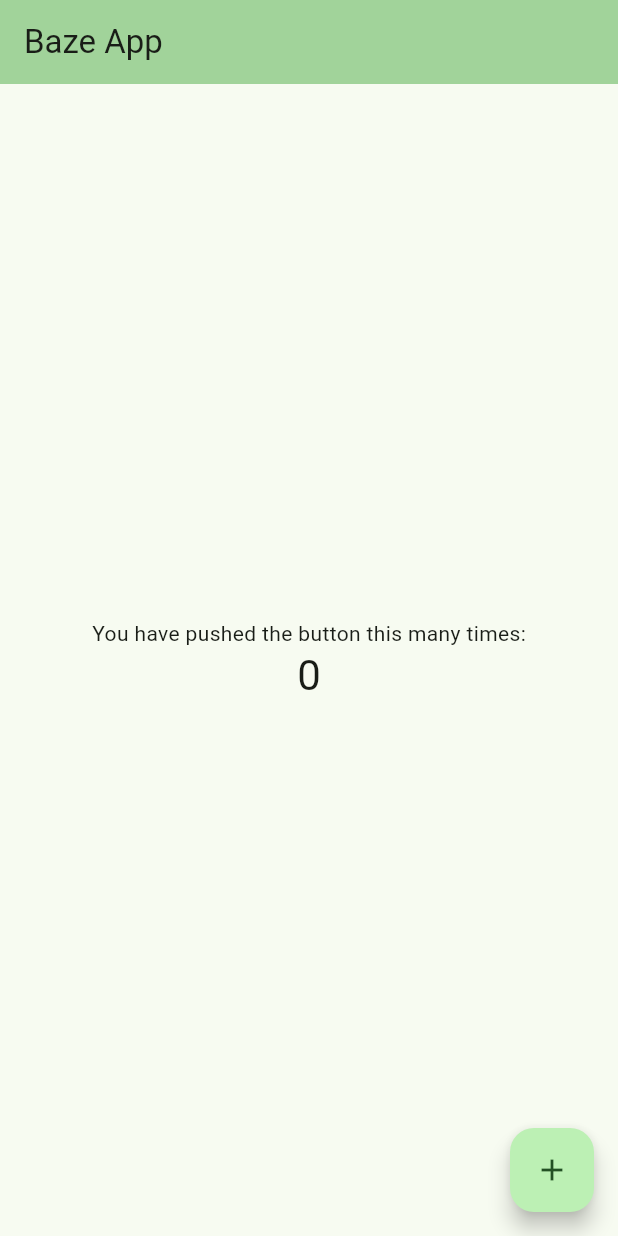
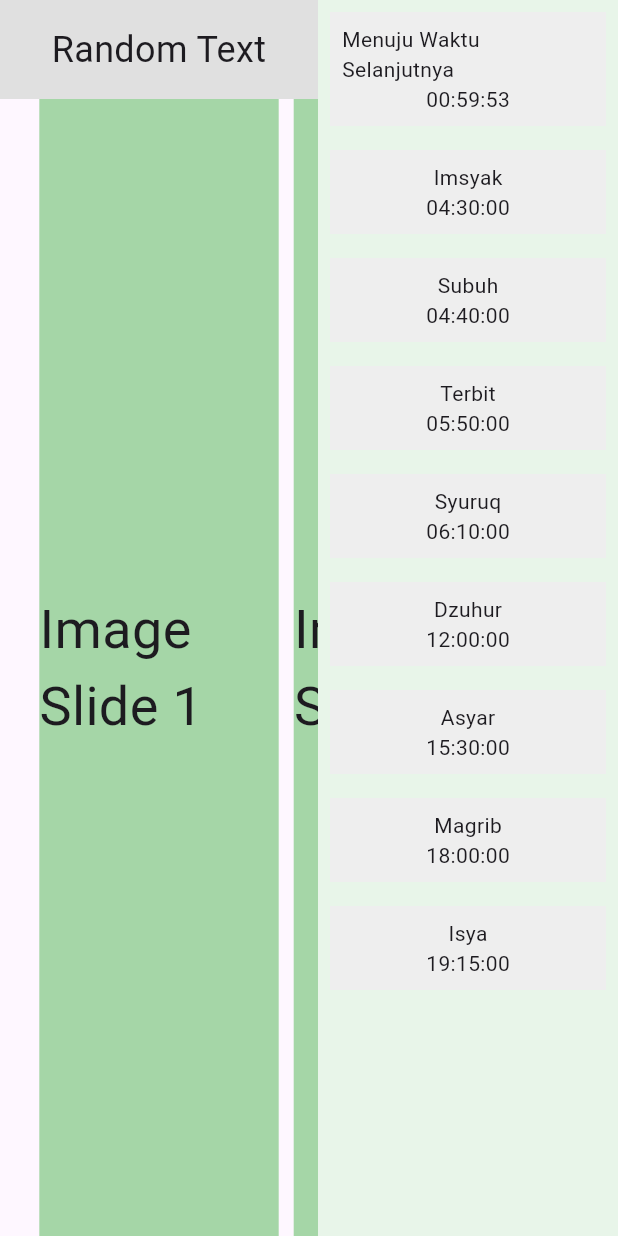
Before and after one commit to fwhyn/Baze_Flutter, a Flutter app: the screen it shows after launch, on a phone screen of 412 x 824 dp. Run offline on Flutter 3.47's test engine with Material 3 defaults, Android fonts, the phone set to English and light mode, and no system bars.

Commit message:
Prayer Scheduler
added the application

```diff
--- /dev/null
+++ b/lib/MyApp.dart
@@ -0,0 +1,12 @@
+import 'package:flutter/material.dart';
+
+import 'feature/home/ui/MyHomePage.dart';
+
+class MyApp extends StatelessWidget {
+  const MyApp({super.key});
+
+  @override
+  Widget build(BuildContext context) {
+    return MaterialApp(title: 'Prayer Schedule App', theme: ThemeData(primarySwatch: Colors.green), home: MyHomePage());
+  }
+}
--- a/lib/feature/home/ui/MyHomePage.dart
+++ b/lib/feature/home/ui/MyHomePage.dart
@@ -0,0 +1,143 @@
+import 'dart:async';
+
+import 'package:flutter/material.dart';
+
+class MyHomePage extends StatefulWidget {
+  @override
+  _MyHomePageState createState() => _MyHomePageState();
+}
+
+class _MyHomePageState extends State<MyHomePage> {
+  late Timer _timer;
+  Duration _countdown = Duration(hours: 1);
+
+  final List<String> imageList = [
+    'https://via.placeholder.com/800x400.png?text=Slide+1',
+    'https://via.placeholder.com/800x400.png?text=Slide+2',
+    'https://via.placeholder.com/800x400.png?text=Slide+3',
+  ];
+
+  final Map<String, String> prayerTimes = {
+    'Imsyak': '04:30',
+    'Subuh': '04:40',
+    'Terbit': '05:50',
+    'Syuruq': '06:10',
+    'Dzuhur': '12:00',
+    'Asyar': '15:30',
+    'Magrib': '18:00',
+    'Isya': '19:15',
+  };
+
+  @override
+  void initState() {
+    super.initState();
+    _startCountdown();
+  }
+
+  void _startCountdown() {
+    _timer = Timer.periodic(Duration(seconds: 1), (timer) {
+      setState(() {
+        if (_countdown.inSeconds > 0) {
+          _countdown -= Duration(seconds: 1);
+        } else {
+          _countdown = Duration(hours: 1); // Reset for demo
+        }
+      });
+    });
+  }
+
+  String _formatDuration(Duration duration) {
+    String twoDigits(int n) => n.toString().padLeft(2, '0');
+    return "${twoDigits(duration.inHours)}:"
+        "${twoDigits(duration.inMinutes.remainder(60))}:"
+        "${twoDigits(duration.inSeconds.remainder(60))}";
+  }
+
+  @override
+  void dispose() {
+    _timer.cancel();
+    super.dispose();
+  }
+
+  @override
+  Widget build(BuildContext context) {
+    return Scaffold(
+      body: Row(
+        children: [
+          Expanded(
+            flex: 3,
+            child: Column(
+              children: [
+                Container(
+                  color: Colors.grey[300],
+                  width: double.infinity,
+                  padding: EdgeInsets.all(16),
+                  child: Text(
+                    'Random Text',
+                    style: TextStyle(fontSize: 24),
+                    textAlign: TextAlign.center,
+                  ),
+                ),
+                Expanded(
+                  child: PageView.builder(
+                    controller: PageController(viewportFraction: 0.8),
+                    itemCount: imageList.length,
+                    itemBuilder: (context, index) {
+                      return Container(
+                        width: double.infinity,
+                        margin: EdgeInsets.symmetric(horizontal: 5),
+                        color: Colors.green[200],
+                        child: Center(
+                          child: Text(
+                            'Image Slide ${index + 1}',
+                            style: TextStyle(fontSize: 36),
+                          ),
+                        ),
+                      );
+                    },
+                  ),
+                ),
+              ],
+            ),
+          ),
+          Container(
+            width: 200,
+            color: Colors.green[50],
+            child: Column(
+              children: [
+                Container(
+                  margin: EdgeInsets.all(8),
+                  padding: EdgeInsets.all(8),
+                  color: Colors.grey[200],
+                  child: Column(
+                    children: [
+                      Text('Menuju Waktu Selanjutnya'),
+                      Text(_formatDuration(_countdown)),
+                    ],
+                  ),
+                ),
+                Expanded(
+                  child: ListView(
+                    children: prayerTimes.entries.map((entry) {
+                      return Container(
+                        margin: EdgeInsets.all(8),
+                        padding: EdgeInsets.all(8),
+                        color: Colors.grey[200],
+                        child: Column(
+                          children: [
+                            Text(entry.key),
+                            Text('${entry.value}:00'),
+                          ],
+                        ),
+                      );
+                    }).toList(),
+                  ),
+                ),
+              ],
+            ),
+          ),
+        ],
+      ),
+    );
+  }
+}
--- a/lib/main.dart
+++ b/lib/main.dart
@@ -1,122 +1,124 @@
 import 'package:flutter/material.dart';
+
+import 'MyApp.dart';
 
 void main() {
   runApp(const MyApp());
 }
 
-class MyApp extends StatelessWidget {
-  const MyApp({super.key});
-
-  // This widget is the root of your application.
-  @override
-  Widget build(BuildContext context) {
-    return MaterialApp(
-      title: 'Baze App',
-      theme: ThemeData(
-        // This is the theme of your application.
+// class MyApp extends StatelessWidget {
+//   const MyApp({super.key});
 //
-        // TRY THIS: Try running your application with "flutter run". You'll see
-        // the application has a purple toolbar. Then, without quitting the app,
-        // try changing the seedColor in the colorScheme below to Colors.green
-        // and then invoke "hot reload" (save your changes or press the "hot
-        // reload" button in a Flutter-supported IDE, or press "r" if you used
-        // the command line to start the app).
+//   // This widget is the root of your application.
+//   @override
+//   Widget build(BuildContext context) {
+//     return MaterialApp(
+//       title: 'Baze App',
+//       theme: ThemeData(
+//         // This is the theme of your application.
+//         //
+//         // TRY THIS: Try running your application with "flutter run". You'll see
+//         // the application has a purple toolbar. Then, without quitting the app,
+//         // try changing the seedColor in the colorScheme below to Colors.green
+//         // and then invoke "hot reload" (save your changes or press the "hot
+//         // reload" button in a Flutter-supported IDE, or press "r" if you used
+//         // the command line to start the app).
+//         //
+//         // Notice that the counter didn't reset back to zero; the application
+//         // state is not lost during the reload. To reset the state, use hot
+//         // restart instead.
+//         //
+//         // This works for code too, not just values: Most code changes can be
+//         // tested with just a hot reload.
+//         colorScheme: ColorScheme.fromSeed(seedColor: Colors.green),
+//       ),
+//       home: const MyHomePage(title: 'Baze App'),
+//     );
+//   }
+// }
 //
-        // Notice that the counter didn't reset back to zero; the application
-        // state is not lost during the reload. To reset the state, use hot
-        // restart instead.
+// class MyHomePage extends StatefulWidget {
+//   const MyHomePage({super.key, required this.title});
 //
-        // This works for code too, not just values: Most code changes can be
-        // tested with just a hot reload.
-        colorScheme: ColorScheme.fromSeed(seedColor: Colors.green),
-      ),
-      home: const MyHomePage(title: 'Baze App'),
-    );
-  }
-}
-
-class MyHomePage extends StatefulWidget {
-  const MyHomePage({super.key, required this.title});
-
-  // This widget is the home page of your application. It is stateful, meaning
-  // that it has a State object (defined below) that contains fields that affect
-  // how it looks.
-
-  // This class is the configuration for the state. It holds the values (in this
-  // case the title) provided by the parent (in this case the App widget) and
-  // used by the build method of the State. Fields in a Widget subclass are
-  // always marked "final".
-
-  final String title;
-
-  @override
-  State<MyHomePage> createState() => _MyHomePageState();
-}
-
-class _MyHomePageState extends State<MyHomePage> {
-  int _counter = 0;
-
-  void _incrementCounter() {
-    setState(() {
-      // This call to setState tells the Flutter framework that something has
-      // changed in this State, which causes it to rerun the build method below
-      // so that the display can reflect the updated values. If we changed
-      // _counter without calling setState(), then the build method would not be
-      // called again, and so nothing would appear to happen.
-      _counter++;
-    });
-  }
-
-  @override
-  Widget build(BuildContext context) {
-    // This method is rerun every time setState is called, for instance as done
-    // by the _incrementCounter method above.
+//   // This widget is the home page of your application. It is stateful, meaning
+//   // that it has a State object (defined below) that contains fields that affect
+//   // how it looks.
 //
-    // The Flutter framework has been optimized to make rerunning build methods
-    // fast, so that you can just rebuild anything that needs updating rather
-    // than having to individually change instances of widgets.
-    return Scaffold(
-      appBar: AppBar(
-        // TRY THIS: Try changing the color here to a specific color (to
-        // Colors.amber, perhaps?) and trigger a hot reload to see the AppBar
-        // change color while the other colors stay the same.
-        backgroundColor: Theme.of(context).colorScheme.inversePrimary,
-        // Here we take the value from the MyHomePage object that was created by
-        // the App.build method, and use it to set our appbar title.
-        title: Text(widget.title),
-      ),
-      body: Center(
-        // Center is a layout widget. It takes a single child and positions it
-        // in the middle of the parent.
-        child: Column(
-          // Column is also a layout widget. It takes a list of children and
-          // arranges them vertically. By default, it sizes itself to fit its
-          // children horizontally, and tries to be as tall as its parent.
+//   // This class is the configuration for the state. It holds the values (in this
+//   // case the title) provided by the parent (in this case the App widget) and
+//   // used by the build method of the State. Fields in a Widget subclass are
+//   // always marked "final".
 //
-          // Column has various properties to control how it sizes itself and
-          // how it positions its children. Here we use mainAxisAlignment to
-          // center the children vertically; the main axis here is the vertical
-          // axis because Columns are vertical (the cross axis would be
-          // horizontal).
+//   final String title;
 //
-          // TRY THIS: Invoke "debug painting" (choose the "Toggle Debug Paint"
-          // action in the IDE, or press "p" in the console), to see the
-          // wireframe for each widget.
-          mainAxisAlignment: MainAxisAlignment.center,
-          children: <Widget>[
-            const Text('You have pushed the button this many times:'),
-            Text(
-              '$_counter',
-              style: Theme.of(context).textTheme.headlineMedium,
-            ),
-          ],
-        ),
-      ),
-      floatingActionButton: FloatingActionButton(
-        onPressed: _incrementCounter,
-        tooltip: 'Increment',
-        child: const Icon(Icons.add),
-      ), // This trailing comma makes auto-formatting nicer for build methods.
-    );
-  }
-}
+//   @override
+//   State<MyHomePage> createState() => _MyHomePageState();
+// }
+//
+// class _MyHomePageState extends State<MyHomePage> {
+//   int _counter = 0;
+//
+//   void _incrementCounter() {
+//     setState(() {
+//       // This call to setState tells the Flutter framework that something has
+//       // changed in this State, which causes it to rerun the build method below
+//       // so that the display can reflect the updated values. If we changed
+//       // _counter without calling setState(), then the build method would not be
+//       // called again, and so nothing would appear to happen.
+//       _counter++;
+//     });
+//   }
+//
+//   @override
+//   Widget build(BuildContext context) {
+//     // This method is rerun every time setState is called, for instance as done
+//     // by the _incrementCounter method above.
+//     //
+//     // The Flutter framework has been optimized to make rerunning build methods
+//     // fast, so that you can just rebuild anything that needs updating rather
+//     // than having to individually change instances of widgets.
+//     return Scaffold(
+//       appBar: AppBar(
+//         // TRY THIS: Try changing the color here to a specific color (to
+//         // Colors.amber, perhaps?) and trigger a hot reload to see the AppBar
+//         // change color while the other colors stay the same.
+//         backgroundColor: Theme.of(context).colorScheme.inversePrimary,
+//         // Here we take the value from the MyHomePage object that was created by
+//         // the App.build method, and use it to set our appbar title.
+//         title: Text(widget.title),
+//       ),
+//       body: Center(
+//         // Center is a layout widget. It takes a single child and positions it
+//         // in the middle of the parent.
+//         child: Column(
+//           // Column is also a layout widget. It takes a list of children and
+//           // arranges them vertically. By default, it sizes itself to fit its
+//           // children horizontally, and tries to be as tall as its parent.
+//           //
+//           // Column has various properties to control how it sizes itself and
+//           // how it positions its children. Here we use mainAxisAlignment to
+//           // center the children vertically; the main axis here is the vertical
+//           // axis because Columns are vertical (the cross axis would be
+//           // horizontal).
+//           //
+//           // TRY THIS: Invoke "debug painting" (choose the "Toggle Debug Paint"
+//           // action in the IDE, or press "p" in the console), to see the
+//           // wireframe for each widget.
+//           mainAxisAlignment: MainAxisAlignment.center,
+//           children: <Widget>[
+//             const Text('You have pushed the button this many times:'),
+//             Text(
+//               '$_counter',
+//               style: Theme.of(context).textTheme.headlineMedium,
+//             ),
+//           ],
+//         ),
+//       ),
+//       floatingActionButton: FloatingActionButton(
+//         onPressed: _incrementCounter,
+//         tooltip: 'Increment',
+//         child: const Icon(Icons.add),
+//       ), // This trailing comma makes auto-formatting nicer for build methods.
+//     );
+//   }
+// }
--- a/pubspec.yaml
+++ b/pubspec.yaml
@@ -30,6 +30,8 @@ environment:
 dependencies:
   flutter:
     sdk: flutter
+  carousel_slider: 4.2.0
+  intl: 0.19.0
 
   # The following adds the Cupertino Icons font to your application.
   # Use with the CupertinoIcons class for iOS style icons.
```
Also changed, not shown: 1 other file. Lines whose indentation alone changed are shown as unchanged.
